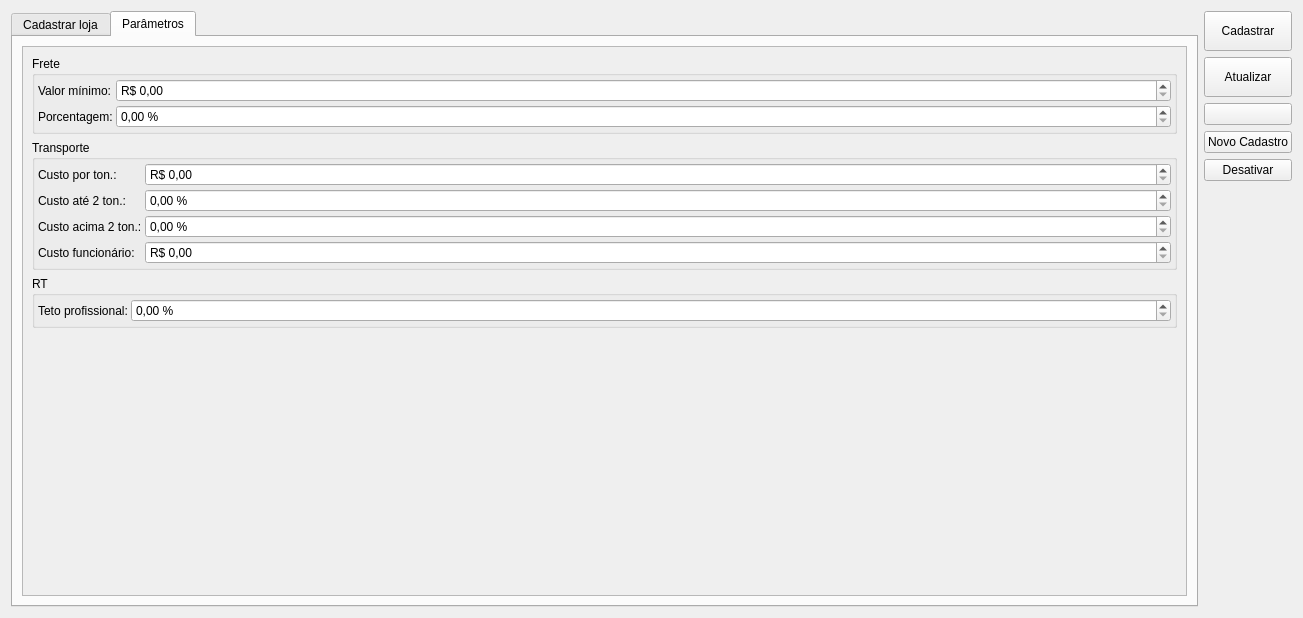
darktorres/ERP-STACCATO, file ui/cadastroloja.ui: the form before one commit.
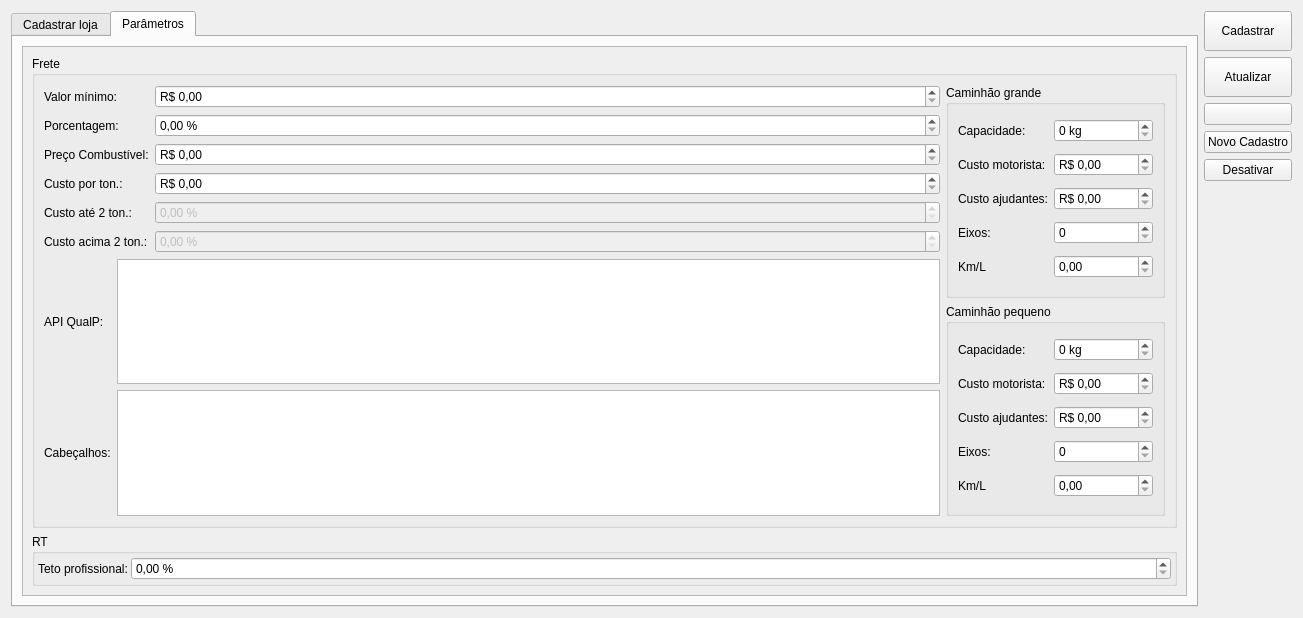
The form after the commit. The open tabs and pages were chosen to show the change. Icons and pictures are not drawn. Custom widgets are drawn as their Qt base class.

Diff of the .ui file:
```diff
--- a/ui/cadastroloja.ui
+++ b/ui/cadastroloja.ui
@@ -576,12 +576,56 @@
            <rect>
             <x>0</x>
             <y>0</y>
-            <width>1144</width>
-            <height>549</height>
+            <width>1166</width>
+            <height>550</height>
            </rect>
           </property>
           <layout class="QGridLayout" name="gridLayout_13">
-           <item row="3" column="0">
+           <item row="1" column="0">
+            <widget class="QGroupBox" name="groupBox_2">
+             <property name="title">
+              <string>RT</string>
+             </property>
+             <layout class="QGridLayout" name="gridLayout_10">
+              <property name="leftMargin">
+               <number>3</number>
+              </property>
+              <property name="topMargin">
+               <number>3</number>
+              </property>
+              <property name="rightMargin">
+               <number>3</number>
+              </property>
+              <property name="bottomMargin">
+               <number>3</number>
+              </property>
+              <property name="spacing">
+               <number>3</number>
+              </property>
+              <item row="0" column="0">
+               <widget class="QLabel" name="labelTetoProfissional">
+                <property name="sizePolicy">
+                 <sizepolicy hsizetype="Maximum" vsizetype="Preferred">
+                  <horstretch>0</horstretch>
+                  <verstretch>0</verstretch>
+                 </sizepolicy>
+                </property>
+                <property name="text">
+                 <string>Teto profissional:</string>
+                </property>
+               </widget>
+              </item>
+              <item row="0" column="1">
+               <widget class="QDoubleSpinBox" name="doubleSpinBoxTetoProfissional">
+                <property name="suffix">
+                 <string> %</string>
+                </property>
+               </widget>
+              </item>
+             </layout>
+            </widget>
+           </item>
+           <item row="2" column="0">
             <spacer name="verticalSpacer_2">
              <property name="orientation">
               <enum>Qt::Vertical</enum>
@@ -599,22 +643,9 @@
              <property name="title">
               <string>Frete</string>
              </property>
+             <layout class="QGridLayout" name="gridLayout_11">
+              <item row="0" column="0">
              <layout class="QGridLayout" name="gridLayout_5">
-              <property name="leftMargin">
-               <number>3</number>
-              </property>
-              <property name="topMargin">
-               <number>3</number>
-              </property>
-              <property name="rightMargin">
-               <number>3</number>
-              </property>
-              <property name="bottomMargin">
-               <number>3</number>
-              </property>
-              <property name="spacing">
-               <number>3</number>
-              </property>
               <item row="0" column="0">
                <widget class="QLabel" name="label">
                 <property name="sizePolicy">
@@ -664,31 +695,43 @@
                 </property>
                </widget>
               </item>
-             </layout>
-            </widget>
-           </item>
-           <item row="1" column="0">
-            <widget class="QGroupBox" name="groupBox">
-             <property name="title">
-              <string>Transporte</string>
-             </property>
-             <layout class="QGridLayout" name="gridLayout_8">
-              <property name="leftMargin">
-               <number>3</number>
-              </property>
-              <property name="topMargin">
-               <number>3</number>
-              </property>
-              <property name="rightMargin">
-               <number>3</number>
-              </property>
-              <property name="bottomMargin">
-               <number>3</number>
-              </property>
-              <property name="spacing">
-               <number>3</number>
-              </property>
-              <item row="0" column="1">
+                <item row="2" column="0">
+                 <widget class="QLabel" name="label_3">
+                  <property name="text">
+                   <string>Preço Combustível:</string>
+                  </property>
+                 </widget>
+                </item>
+                <item row="2" column="1">
+                 <widget class="QDoubleSpinBox" name="doubleSpinBoxPrecoCombustivel">
+                  <property name="prefix">
+                   <string>R$ </string>
+                  </property>
+                  <property name="suffix">
+                   <string/>
+                  </property>
+                  <property name="maximum">
+                   <double>9999.989999999999782</double>
+                  </property>
+                  <property name="value">
+                   <double>0.000000000000000</double>
+                  </property>
+                 </widget>
+                </item>
+                <item row="3" column="0">
+                 <widget class="QLabel" name="label_11">
+                  <property name="sizePolicy">
+                   <sizepolicy hsizetype="Maximum" vsizetype="Preferred">
+                    <horstretch>0</horstretch>
+                    <verstretch>0</verstretch>
+                   </sizepolicy>
+                  </property>
+                  <property name="text">
+                   <string>Custo por ton.:</string>
+                  </property>
+                 </widget>
+                </item>
+                <item row="3" column="1">
                <widget class="QDoubleSpinBox" name="doubleSpinBoxCustoTransportePorTon">
                 <property name="showGroupSeparator" stdset="0">
                  <bool>true</bool>
@@ -701,21 +744,30 @@
                 </property>
                </widget>
               </item>
-              <item row="1" column="1">
+                <item row="4" column="0">
+                 <widget class="QLabel" name="label_9">
+                  <property name="sizePolicy">
+                   <sizepolicy hsizetype="Maximum" vsizetype="Preferred">
+                    <horstretch>0</horstretch>
+                    <verstretch>0</verstretch>
+                   </sizepolicy>
+                  </property>
+                  <property name="text">
+                   <string>Custo até 2 ton.:</string>
+                  </property>
+                 </widget>
+                </item>
+                <item row="4" column="1">
                <widget class="QDoubleSpinBox" name="doubleSpinBoxCustoTransporte2Ton">
-                <property name="suffix">
-                 <string> %</string>
-                </property>
-               </widget>
-              </item>
-              <item row="3" column="1">
-               <widget class="QDoubleSpinBox" name="doubleSpinBoxCustoTransporteAcima2Ton">
+                  <property name="enabled">
+                   <bool>false</bool>
+                  </property>
                 <property name="suffix">
                  <string> %</string>
                 </property>
                </widget>
               </item>
-              <item row="3" column="0">
+                <item row="5" column="0">
                <widget class="QLabel" name="label_10">
                 <property name="sizePolicy">
                  <sizepolicy hsizetype="Maximum" vsizetype="Preferred">
@@ -728,8 +780,28 @@
                 </property>
                </widget>
               </item>
+                <item row="5" column="1">
+                 <widget class="QDoubleSpinBox" name="doubleSpinBoxCustoTransporteAcima2Ton">
+                  <property name="enabled">
+                   <bool>false</bool>
+                  </property>
+                  <property name="suffix">
+                   <string> %</string>
+                  </property>
+                 </widget>
+                </item>
+               </layout>
+              </item>
+              <item row="0" column="1" rowspan="2">
+               <layout class="QVBoxLayout" name="verticalLayout_2">
+                <item>
+                 <widget class="QGroupBox" name="groupBox">
+                  <property name="title">
+                   <string>Caminhão grande</string>
+                  </property>
+                  <layout class="QGridLayout" name="gridLayout_6">
               <item row="1" column="0">
-               <widget class="QLabel" name="label_9">
+                    <widget class="QLabel" name="label_7">
                 <property name="sizePolicy">
                  <sizepolicy hsizetype="Maximum" vsizetype="Preferred">
                   <horstretch>0</horstretch>
@@ -737,12 +809,12 @@
                  </sizepolicy>
                 </property>
                 <property name="text">
-                 <string>Custo até 2 ton.:</string>
+                      <string>Custo motorista:</string>
                 </property>
                </widget>
               </item>
-              <item row="0" column="0">
-               <widget class="QLabel" name="label_11">
+                   <item row="3" column="0">
+                    <widget class="QLabel" name="label_13">
                 <property name="sizePolicy">
                  <sizepolicy hsizetype="Maximum" vsizetype="Preferred">
                   <horstretch>0</horstretch>
@@ -750,11 +822,66 @@
                  </sizepolicy>
                 </property>
                 <property name="text">
-                 <string>Custo por ton.:</string>
+                      <string>Eixos:</string>
+                     </property>
+                    </widget>
+                   </item>
+                   <item row="4" column="1">
+                    <widget class="QDoubleSpinBox" name="doubleSpinBoxConsumoCaminhaoGrande">
+                     <property name="showGroupSeparator" stdset="0">
+                      <bool>true</bool>
+                     </property>
+                     <property name="suffix">
+                      <string/>
+                     </property>
+                     <property name="maximum">
+                      <double>99999.990000000005239</double>
+                     </property>
+                     <property name="value">
+                      <double>0.000000000000000</double>
+                     </property>
+                    </widget>
+                   </item>
+                   <item row="1" column="1">
+                    <widget class="QDoubleSpinBox" name="doubleSpinBoxCustoMotoristaCaminhaoGrande">
+                     <property name="showGroupSeparator" stdset="0">
+                      <bool>true</bool>
+                     </property>
+                     <property name="prefix">
+                      <string>R$ </string>
+                     </property>
+                     <property name="suffix">
+                      <string/>
+                     </property>
+                     <property name="maximum">
+                      <double>99999.990000000005239</double>
+                     </property>
+                     <property name="value">
+                      <double>0.000000000000000</double>
                 </property>
                </widget>
               </item>
               <item row="4" column="0">
+                    <widget class="QLabel" name="label_14">
+                     <property name="sizePolicy">
+                      <sizepolicy hsizetype="Maximum" vsizetype="Preferred">
+                       <horstretch>0</horstretch>
+                       <verstretch>0</verstretch>
+                      </sizepolicy>
+                     </property>
+                     <property name="text">
+                      <string>Km/L</string>
+                     </property>
+                    </widget>
+                   </item>
+                   <item row="3" column="1">
+                    <widget class="QSpinBox" name="spinBoxEixosCaminhaoGrande">
+                     <property name="showGroupSeparator" stdset="0">
+                      <bool>true</bool>
+                     </property>
+                    </widget>
+                   </item>
+                   <item row="2" column="0">
                <widget class="QLabel" name="label_12">
                 <property name="sizePolicy">
                  <sizepolicy hsizetype="Maximum" vsizetype="Preferred">
@@ -763,7 +890,96 @@
                  </sizepolicy>
                 </property>
                 <property name="text">
-                 <string>Custo funcionário:</string>
+                      <string>Custo ajudantes:</string>
+                     </property>
+                    </widget>
+                   </item>
+                   <item row="2" column="1">
+                    <widget class="QDoubleSpinBox" name="doubleSpinBoxCustoAjudantesCaminhaoGrande">
+                     <property name="showGroupSeparator" stdset="0">
+                      <bool>true</bool>
+                     </property>
+                     <property name="prefix">
+                      <string>R$ </string>
+                     </property>
+                     <property name="suffix">
+                      <string/>
+                     </property>
+                     <property name="maximum">
+                      <double>99999.990000000005239</double>
+                     </property>
+                     <property name="value">
+                      <double>0.000000000000000</double>
+                     </property>
+                    </widget>
+                   </item>
+                   <item row="0" column="0">
+                    <widget class="QLabel" name="label_18">
+                     <property name="sizePolicy">
+                      <sizepolicy hsizetype="Maximum" vsizetype="Preferred">
+                       <horstretch>0</horstretch>
+                       <verstretch>0</verstretch>
+                      </sizepolicy>
+                     </property>
+                     <property name="text">
+                      <string>Capacidade:</string>
+                     </property>
+                    </widget>
+                   </item>
+                   <item row="0" column="1">
+                    <widget class="QSpinBox" name="spinBoxCapacidadeCaminhaoGrande">
+                     <property name="showGroupSeparator" stdset="0">
+                      <bool>true</bool>
+                     </property>
+                     <property name="suffix">
+                      <string> kg</string>
+                     </property>
+                     <property name="prefix">
+                      <string/>
+                     </property>
+                     <property name="maximum">
+                      <number>99999</number>
+                     </property>
+                    </widget>
+                   </item>
+                  </layout>
+                 </widget>
+                </item>
+                <item>
+                 <widget class="QGroupBox" name="groupBox_3">
+                  <property name="title">
+                   <string>Caminhão pequeno</string>
+                  </property>
+                  <layout class="QGridLayout" name="gridLayout_8">
+                   <item row="1" column="1">
+                    <widget class="QDoubleSpinBox" name="doubleSpinBoxCustoMotoristaCaminhaoPequeno">
+                     <property name="showGroupSeparator" stdset="0">
+                      <bool>true</bool>
+                     </property>
+                     <property name="prefix">
+                      <string>R$ </string>
+                     </property>
+                     <property name="suffix">
+                      <string/>
+                     </property>
+                     <property name="maximum">
+                      <double>99999.990000000005239</double>
+                     </property>
+                     <property name="value">
+                      <double>0.000000000000000</double>
+                     </property>
+                    </widget>
+                   </item>
+                   <item row="3" column="0">
+                    <widget class="QLabel" name="label_15">
+                     <property name="sizePolicy">
+                      <sizepolicy hsizetype="Maximum" vsizetype="Preferred">
+                       <horstretch>0</horstretch>
+                       <verstretch>0</verstretch>
+                      </sizepolicy>
+                     </property>
+                     <property name="text">
+                      <string>Eixos:</string>
                 </property>
                </widget>
               </item>
@@ -772,40 +988,71 @@
                 <property name="showGroupSeparator" stdset="0">
                  <bool>true</bool>
                 </property>
-                <property name="prefix">
-                 <string>R$ </string>
+                     <property name="suffix">
+                      <string/>
                 </property>
                 <property name="maximum">
-                 <double>9999.989999999999782</double>
-                </property>
-               </widget>
-              </item>
-             </layout>
+                      <double>99999.990000000005239</double>
+                     </property>
+                     <property name="value">
+                      <double>0.000000000000000</double>
+                     </property>
             </widget>
            </item>
            <item row="2" column="0">
-            <widget class="QGroupBox" name="groupBox_2">
-             <property name="title">
-              <string>RT</string>
-             </property>
-             <layout class="QGridLayout" name="gridLayout_10">
-              <property name="leftMargin">
-               <number>3</number>
-              </property>
-              <property name="topMargin">
-               <number>3</number>
-              </property>
-              <property name="rightMargin">
-               <number>3</number>
-              </property>
-              <property name="bottomMargin">
-               <number>3</number>
-              </property>
-              <property name="spacing">
-               <number>3</number>
-              </property>
-              <item row="0" column="0">
-               <widget class="QLabel" name="labelTetoProfissional">
+                    <widget class="QLabel" name="label_16">
+                     <property name="sizePolicy">
+                      <sizepolicy hsizetype="Maximum" vsizetype="Preferred">
+                       <horstretch>0</horstretch>
+                       <verstretch>0</verstretch>
+                      </sizepolicy>
+                     </property>
+                     <property name="text">
+                      <string>Custo ajudantes:</string>
+                     </property>
+                    </widget>
+                   </item>
+                   <item row="1" column="0">
+                    <widget class="QLabel" name="label_8">
+                     <property name="sizePolicy">
+                      <sizepolicy hsizetype="Maximum" vsizetype="Preferred">
+                       <horstretch>0</horstretch>
+                       <verstretch>0</verstretch>
+                      </sizepolicy>
+                     </property>
+                     <property name="text">
+                      <string>Custo motorista:</string>
+                     </property>
+                    </widget>
+                   </item>
+                   <item row="3" column="1">
+                    <widget class="QSpinBox" name="spinBoxEixosCaminhaoPequeno">
+                     <property name="showGroupSeparator" stdset="0">
+                      <bool>true</bool>
+                     </property>
+                    </widget>
+                   </item>
+                   <item row="2" column="1">
+                    <widget class="QDoubleSpinBox" name="doubleSpinBoxCustoAjudantesCaminhaoPequeno">
+                     <property name="showGroupSeparator" stdset="0">
+                      <bool>true</bool>
+                     </property>
+                     <property name="prefix">
+                      <string>R$ </string>
+                     </property>
+                     <property name="suffix">
+                      <string/>
+                     </property>
+                     <property name="maximum">
+                      <double>99999.990000000005239</double>
+                     </property>
+                     <property name="value">
+                      <double>0.000000000000000</double>
+                     </property>
+                    </widget>
+                   </item>
+                   <item row="4" column="0">
+                    <widget class="QLabel" name="label_17">
                 <property name="sizePolicy">
                  <sizepolicy hsizetype="Maximum" vsizetype="Preferred">
                   <horstretch>0</horstretch>
@@ -813,16 +1060,87 @@
                  </sizepolicy>
                 </property>
                 <property name="text">
-                 <string>Teto profissional:</string>
+                      <string>Km/L</string>
                 </property>
                </widget>
               </item>
               <item row="0" column="1">
-               <widget class="QDoubleSpinBox" name="doubleSpinBoxTetoProfissional">
+                    <widget class="QSpinBox" name="spinBoxCapacidadeCaminhaoPequeno">
+                     <property name="showGroupSeparator" stdset="0">
+                      <bool>true</bool>
+                     </property>
                 <property name="suffix">
-                 <string> %</string>
-                </property>
-               </widget>
+                      <string> kg</string>
+                     </property>
+                     <property name="prefix">
+                      <string/>
+                     </property>
+                     <property name="maximum">
+                      <number>99999</number>
+                     </property>
+                    </widget>
+                   </item>
+                   <item row="0" column="0">
+                    <widget class="QLabel" name="label_19">
+                     <property name="sizePolicy">
+                      <sizepolicy hsizetype="Maximum" vsizetype="Preferred">
+                       <horstretch>0</horstretch>
+                       <verstretch>0</verstretch>
+                      </sizepolicy>
+                     </property>
+                     <property name="text">
+                      <string>Capacidade:</string>
+                     </property>
+                    </widget>
+                   </item>
+                  </layout>
+                 </widget>
+                </item>
+               </layout>
+              </item>
+              <item row="1" column="0">
+               <layout class="QGridLayout" name="gridLayout_12">
+                <item row="0" column="1">
+                 <widget class="QPlainTextEdit" name="plainTextEditApiQualp">
+                  <property name="plainText">
+                   <string/>
+                  </property>
+                 </widget>
+                </item>
+                <item row="0" column="0">
+                 <widget class="QLabel" name="label_20">
+                  <property name="sizePolicy">
+                   <sizepolicy hsizetype="Maximum" vsizetype="Preferred">
+                    <horstretch>0</horstretch>
+                    <verstretch>0</verstretch>
+                   </sizepolicy>
+                  </property>
+                  <property name="text">
+                   <string>API QualP:</string>
+                  </property>
+                 </widget>
+                </item>
+                <item row="1" column="0">
+                 <widget class="QLabel" name="label_21">
+                  <property name="sizePolicy">
+                   <sizepolicy hsizetype="Maximum" vsizetype="Preferred">
+                    <horstretch>0</horstretch>
+                    <verstretch>0</verstretch>
+                   </sizepolicy>
+                  </property>
+                  <property name="text">
+                   <string>Cabeçalhos:</string>
+                  </property>
+                 </widget>
+                </item>
+                <item row="1" column="1">
+                 <widget class="QPlainTextEdit" name="plainTextEditCabecalhosQualp">
+                  <property name="plainText">
+                   <string/>
+                  </property>
+                 </widget>
+                </item>
+               </layout>
               </item>
              </layout>
             </widget>
```
Left out of the diff: 6 changed lines with no effect on the pictures. Lines whose indentation alone changed are shown as unchanged.
